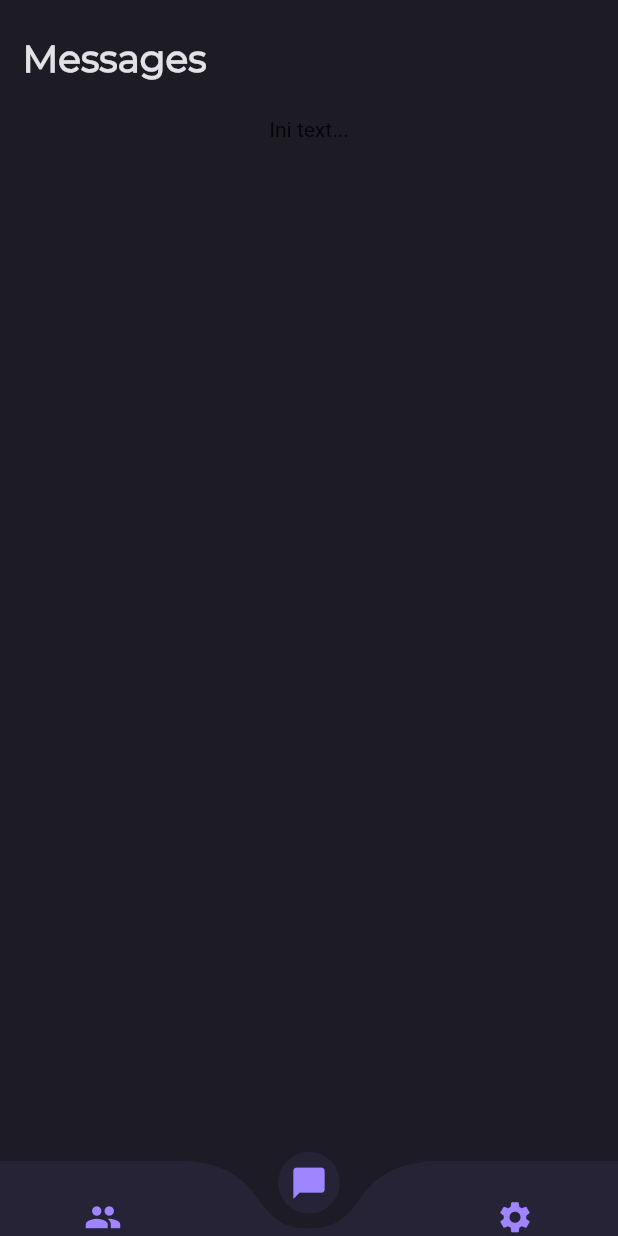
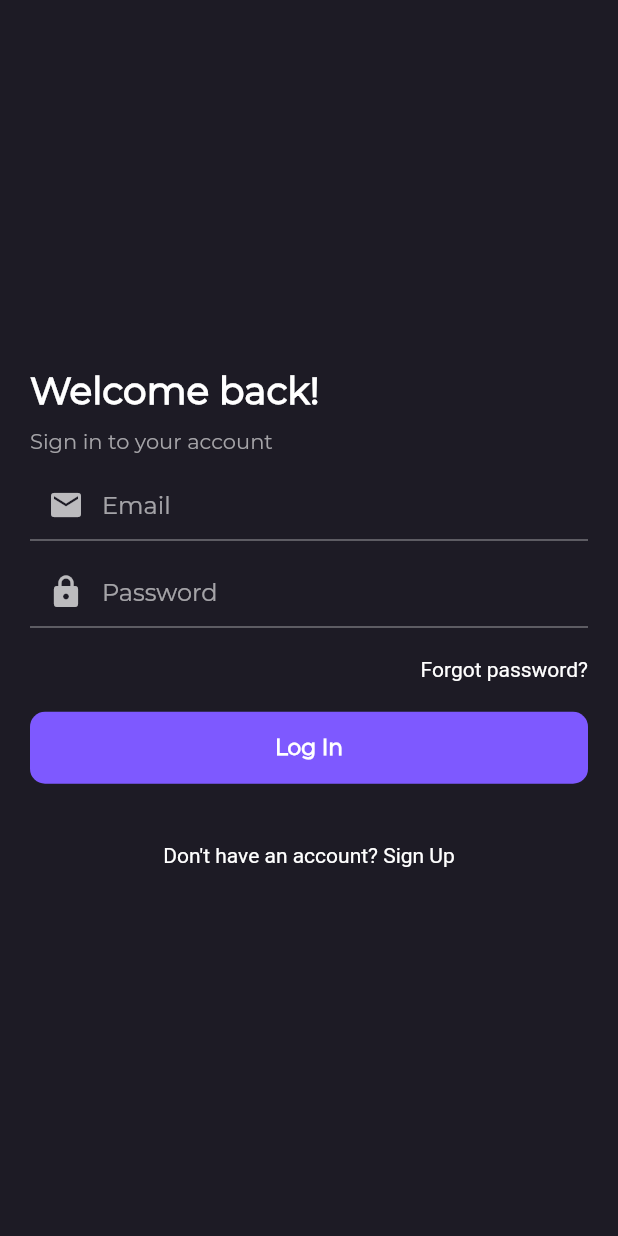
Before and after one commit to mobpro-sttb/chat-app, a Flutter app: the screen it shows after launch, on a phone screen of 412 x 824 dp. Run offline on Flutter 3.47's test engine with Material 2 defaults, Android fonts, the phone set to English and light mode, and no system bars; drawn by our look-alikes of curved_navigation_bar; our stand-ins replace firebase_auth, firebase_core; accounts and stored records are empty.

Commit message:
add login page (included firebase setup, auth routing)

```diff
--- a/lib/main.dart
+++ b/lib/main.dart
@@ -1,10 +1,34 @@
+import 'package:chatapp/screens/login/login.dart';
+import 'package:chatapp/models/user.dart';
 import 'package:chatapp/screens/root.dart';
+import 'package:chatapp/screens/wrapper.dart';
+import 'package:chatapp/services/auth.dart';
+import 'package:chatapp/utils/static_functions.dart';
+import 'package:firebase_core/firebase_core.dart';
 import 'package:flutter/material.dart';
+import 'package:provider/provider.dart';
 
-void main() => runApp(MaterialApp(
+void main() async {
+  WidgetsFlutterBinding.ensureInitialized();
+  await Firebase.initializeApp();
+  runApp(StreamProvider<User>.value(
+    value: AuthService().user,
+    child: MaterialApp(
       title: 'Chat App',
       initialRoute: '/',
       routes: <String, WidgetBuilder>{
         '/': (context) => RootScreen(),
+        '/login': (context) => LoginScreen(),
       },
+      builder: (BuildContext context, Widget child) {
+        return Wrapper(
+          child: child,
+        );
+      },
+      theme: ThemeData(
+        brightness: Brightness.dark,
+        accentColor: hexColor('#9F85FF'),
+      ),
+    ),
   ));
+}
--- /dev/null
+++ b/lib/models/user.dart
@@ -0,0 +1,5 @@
+class User {
+  final String uid;
+
+  User({ this.uid });
+}
--- /dev/null
+++ b/lib/screens/login/login.dart
@@ -0,0 +1,155 @@
+import 'package:chatapp/services/auth.dart';
+import 'package:chatapp/utils/static_functions.dart';
+import 'package:chatapp/widgets/auth_button.dart';
+import 'package:chatapp/widgets/auth_input.dart';
+import 'package:flutter/material.dart';
+
+class LoginScreen extends StatefulWidget {
+  @override
+  _LoginScreenState createState() => _LoginScreenState();
+}
+
+class _LoginScreenState extends State<LoginScreen> {
+
+  final AuthService _auth = AuthService();
+
+  @override
+  Widget build(BuildContext context) {
+    final TextEditingController _usernameController = TextEditingController();
+    final TextEditingController _passwordController = TextEditingController();
+
+    void onLoginPress() async {
+      await _auth.signIn(email: _usernameController.text, password: _passwordController.text);
+    }
+
+    void onAnonLoginPress() async {
+      dynamic result = await _auth.signInAnon();
+      if (result == null) {
+        print('error user is null');
+      } else {
+        print('signed in');
+        print(result);
+      }
+    }
+
+    return Scaffold(
+      body: Container(
+        alignment: Alignment.center,
+        height: double.infinity,
+        color: hexColor('#1D1B25'),
+        child: SafeArea(
+          child: SingleChildScrollView(
+            child: Padding(
+              padding: EdgeInsets.symmetric(vertical: 25, horizontal: 20),
+              child: Column(
+                children: <Widget>[
+                  Padding(
+                    padding: EdgeInsets.only(bottom: 10),
+                    child: Row(
+                      children: <Widget>[
+                        Text(
+                          'Welcome back!',
+                          style: TextStyle(
+                            color: Colors.white,
+                            fontSize: 25,
+                            fontWeight: FontWeight.bold,
+                            fontFamily: 'Montserrat',
+                          ),
+                        ),
+                      ],
+                    ),
+                  ),
+                  Padding(
+                    padding: EdgeInsets.only(bottom: 10),
+                    child: Row(
+                      children: <Widget>[
+                        Text(
+                          'Sign in to your account',
+                          style: TextStyle(
+                            color: hexColor('#A5A4A8'),
+                            fontFamily: 'Montserrat',
+                          ),
+                        ),
+                      ],
+                    ),
+                  ),
+                  Row(
+                    children: <Widget>[
+                      // email input
+                      AuthInputText(
+                        isPassword: false,
+                        icon: Icon(Icons.email),
+                        hint: 'Email',
+                        controller: _usernameController,
+                        textInputAction: TextInputAction.next,
+                        onSubmitted: (text) {FocusScope.of(context).nextFocus();},
+                      ),
+                    ],
+                  ),
+                  Padding(
+                    padding: EdgeInsets.symmetric(vertical: 5),
+                  ),
+                  Row(
+                    children: <Widget>[
+                      // password input
+                      AuthInputText(
+                        isPassword: true,
+                        icon: Icon(Icons.lock),
+                        hint: 'Password',
+                        controller: _passwordController,
+                        textInputAction: TextInputAction.go,
+                        onSubmitted: (text) {onLoginPress();},
+                      ),
+                    ],
+                  ),
+                  Padding(
+                    padding: EdgeInsets.only(top: 20),
+                  ),
+                  Row(
+                    mainAxisAlignment: MainAxisAlignment.end,
+                    children: <Widget>[
+                      Text('Forgot password?'),
+                    ],
+                  ),
+                  Padding(
+                    padding: EdgeInsets.symmetric(vertical: 10),
+                  ),
+                  Row(
+                    children: <Widget>[
+                      // Login button
+                      AuthButton(
+                        text: 'Log In',
+                        onTap: () {onLoginPress();},
+                      ),
+                    ],
+                  ),
+                  Padding(
+                    padding: EdgeInsets.symmetric(vertical: 20),
+                  ),
+                  Row(
+                    mainAxisAlignment: MainAxisAlignment.center,
+                    children: <Widget>[
+                      Text('Don\'t have an account? '),
+                      Text('Sign Up'),
+                    ],
+                  ),
+                ],
+              ),
+            ),
+          ),
+        ),
+      ),
+    );
+  }
+}
+
+/*
+TextField(
+  controller: _usernameController,
+),
+TextField(
+  controller: _passwordController,
+),
+FlatButton(onPressed: () {onLoginPress();}, child: Text('Login')),
+FlatButton(onPressed: () {onAnonLoginPress();}, child: Text('Login anonymously')),
+*/
--- /dev/null
+++ b/lib/screens/wrapper.dart
@@ -0,0 +1,26 @@
+import 'package:chatapp/screens/login/login.dart';
+import 'package:chatapp/models/user.dart';
+import 'package:flutter/material.dart';
+import 'package:provider/provider.dart';
+
+class Wrapper extends StatelessWidget {
+
+  Widget child;
+
+  Wrapper({Widget child}) {
+    this.child = child;
+  }
+
+  @override
+  Widget build(BuildContext context) {
+
+    final user = Provider.of<User>(context);
+    print(user);
+
+    if (user == null) {
+      return LoginScreen();
+    } else {
+      return this.child;
+    }
+  }
+}
--- /dev/null
+++ b/lib/services/auth.dart
@@ -0,0 +1,46 @@
+import 'package:chatapp/models/user.dart' as app;
+import 'package:firebase_auth/firebase_auth.dart';
+
+class AuthService {
+
+final FirebaseAuth _auth = FirebaseAuth.instance;
+
+  // create user obj based on Firebase User
+  app.User _userFromFirebaseUser(User user) {
+    return user != null ? app.User(uid: user.uid) : null;
+  }
+
+  // auth change user stream
+  Stream<app.User> get user {
+    return _auth.authStateChanges()
+    //.map((User user) => _userFromFirebaseUser(user));
+    .map(_userFromFirebaseUser);
+  }
+  // sign in anon
+  Future signInAnon() async {
+    try {
+      User user = (await _auth.signInAnonymously()).user;
+      return _userFromFirebaseUser(user);
+    } catch(e) {
+      return null;
+    }
+  }
+
+  // sign in with email & password
+  Future signIn({String email, String password}) async {
+    return await _auth.signInWithEmailAndPassword(email: email, password: password);
+  }
+
+  // register with email & password
+
+  // sign out
+  Future signOut() async {
+    try {
+      return await _auth.signOut();
+    } catch(e) {
+      print(e.toString());
+      return null;
+    }
+  }
+
+}
--- /dev/null
+++ b/lib/widgets/auth_button.dart
@@ -0,0 +1,40 @@
+import 'package:chatapp/utils/static_functions.dart';
+import 'package:flutter/material.dart';
+
+class AuthButton extends StatelessWidget {
+  final String text;
+  final Function onTap;
+
+  AuthButton({this.text, this.onTap});
+
+  @override
+  Widget build(BuildContext context) {
+    return Expanded(
+      child: InkWell(
+        onTap: this.onTap,
+        child: Container(
+          decoration: BoxDecoration(
+            borderRadius: BorderRadius.circular(10),
+            color: hexColor('#7E59FF'),
+          ),
+          child: Row(
+            mainAxisAlignment: MainAxisAlignment.center,
+            children: <Widget>[
+              Padding(
+                padding: EdgeInsets.symmetric(vertical: 15),
+                child: Text(
+                  this.text,
+                  style: TextStyle(
+                    fontSize: 14.5,
+                    fontFamily: 'Montserrat',
+                    fontWeight: FontWeight.bold,
+                  ),
+                ),
+              ),
+            ],
+          ),
+        ),
+      ),
+    );
+  }
+}
--- /dev/null
+++ b/lib/widgets/auth_input.dart
@@ -0,0 +1,54 @@
+import 'package:flutter/material.dart';
+import 'package:flutter/services.dart';
+
+class AuthInputText extends StatefulWidget {
+  final Icon icon;
+  final String hint;
+  final TextEditingController controller;
+  final bool isPassword;
+  final Function onSubmitted;
+  final TextInputAction textInputAction;
+  final FocusNode focusNode;
+
+  const AuthInputText({
+    this.icon,
+    this.hint,
+    this.controller,
+    this.isPassword,
+    this.onSubmitted,
+    this.textInputAction,
+    this.focusNode,
+  });
+
+  @override
+  _AuthInputTextState createState() => _AuthInputTextState();
+}
+
+class _AuthInputTextState extends State<AuthInputText> {
+  @override
+  Widget build(BuildContext context) {
+    return Expanded(
+      child: TextField(
+        focusNode: this.widget.focusNode,
+        textInputAction: this.widget.textInputAction,
+        onSubmitted: this.widget.onSubmitted,
+        controller: this.widget.controller,
+        enableSuggestions: !this.widget.isPassword,
+        autocorrect: !this.widget.isPassword,
+        obscureText: this.widget.isPassword,
+        decoration: InputDecoration(
+          hintText: this.widget.hint,
+          prefixIcon: this.widget.icon,
+          contentPadding: EdgeInsets.only(top: 15),
+          prefixStyle: TextStyle(
+            color: Colors.white
+          ),
+        ),
+        style: TextStyle(
+          color: Colors.white,
+          fontFamily: 'Montserrat',
+        ),
+      )
+    );
+  }
+}
--- a/pubspec.yaml
+++ b/pubspec.yaml
@@ -24,6 +24,10 @@ dependencies:
   flutter:
     sdk: flutter
   curved_navigation_bar: ^0.3.4
+  firebase_core: ^0.5.2
+  firebase_auth: ^0.18.3
+  cloud_firestore: ^0.14.3
+  provider: ^4.3.2+2
 
 
   # The following adds the Cupertino Icons font to your application.
```
Also changed, not shown: pubspec.lock, 3 other files. Lines whose indentation alone changed are shown as unchanged.
